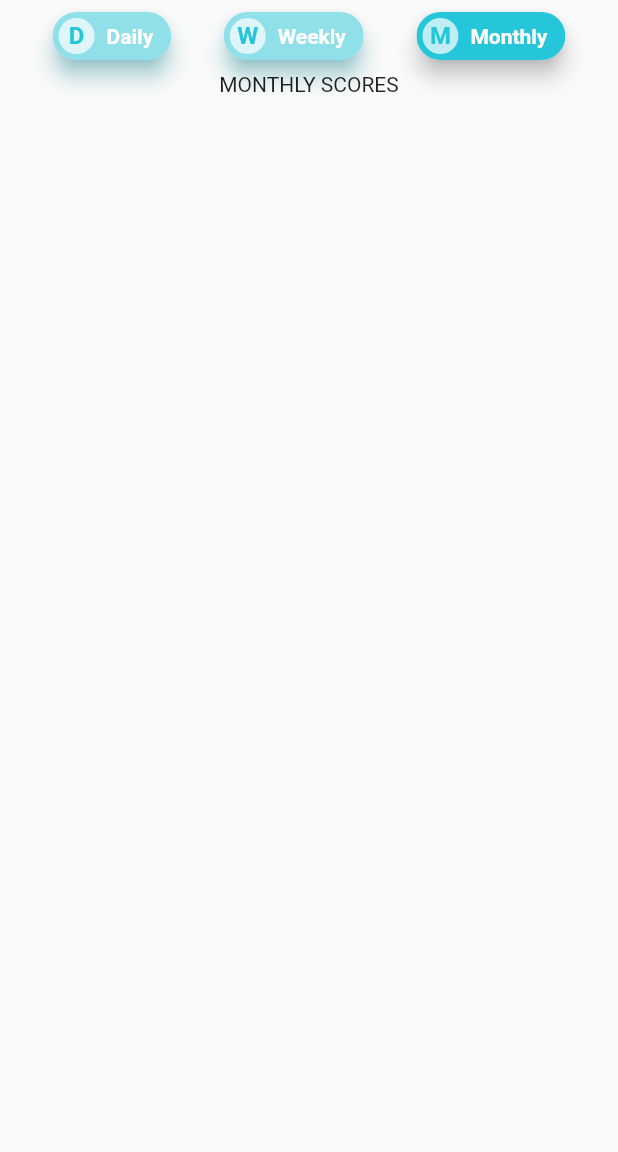
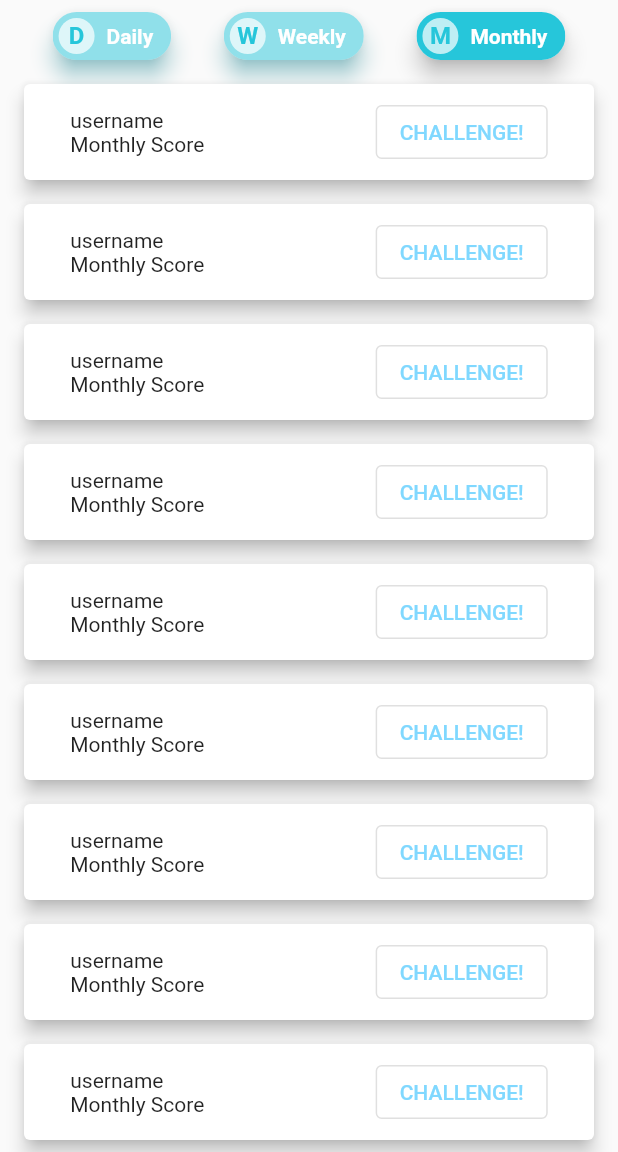
Before and after one commit to umutbakici/agile_project, a Flutter app: the LeaderboardScreen screen opened by its route, after a tap on "Weekly", after a tap on "Monthly", on a phone screen of 412 x 824 dp, the part 84-1236 px from its top. Run offline on Flutter 3.47's test engine with Material 2 defaults, Android fonts, the phone set to English and light mode, and no system bars; our stand-ins replace cloud_firestore, firebase_auth, firebase_core, rflutter_alert; accounts and stored records are empty; network calls fail.

Commit message:
leaderboard tabs reacting to state change

```diff
--- /dev/null
+++ b/lib/leaderboard/daily_leaderboard_listview.dart
@@ -0,0 +1,53 @@
+import 'package:flutter/material.dart';
+
+class LeaderboardListViewDaily extends StatefulWidget {
+  const LeaderboardListViewDaily({Key key}) : super(key: key);
+
+  @override
+  _LeaderboardListViewDailyState createState() =>
+      _LeaderboardListViewDailyState();
+}
+
+class _LeaderboardListViewDailyState extends State<LeaderboardListViewDaily> {
+  @override
+  Widget build(BuildContext context) {
+    return Column(
+      children: [
+        Expanded(
+          child: ListView.builder(
+            itemCount: 15, //User length
+            itemBuilder: (BuildContext context, int index) {
+              //LeaderboardListItem
+              return Card(
+                color: Colors.white,
+                margin: EdgeInsets.symmetric(vertical: 8, horizontal: 16),
+                elevation: 5,
+                child: Padding(
+                    padding: const EdgeInsets.all(8.0),
+                    child: Row(
+                      children: [
+                        Spacer(flex: 1),
+                        Column(
+                          crossAxisAlignment: CrossAxisAlignment.start,
+                          children: [Text('username'), Text("Daily Score")],
+                        ),
+                        Spacer(flex: 5),
+                        OutlinedButton(
+                            onPressed: () {
+                              Navigator.of(context).pushNamed('/');
+                            },
+                            child: Text('CHALLENGE!',
+                                style: TextStyle(
+                                  color: Color(0xFF80D8FF),
+                                ))),
+                        Spacer(flex: 1),
+                      ],
+                    )),
+              );
+            },
+          ),
+        )
+      ],
+    );
+  }
+}
--- a/lib/leaderboard/leaderboard_listitem.dart
+++ /dev/null
@@ -1,33 +0,0 @@
-import 'package:flutter/material.dart';
-
-class LeaderboardListItem extends StatelessWidget {
-  @override
-  Widget build(BuildContext context) {
-    return Card(
-      color: Colors.white,
-      margin: EdgeInsets.symmetric(vertical: 8, horizontal: 16),
-      elevation: 5,
-      child: Padding(
-          padding: const EdgeInsets.all(8.0),
-          child: Row(
-            children: [
-              Spacer(flex: 1),
-              Column(
-                crossAxisAlignment: CrossAxisAlignment.start,
-                children: [Text('username'), Text("score")],
-              ),
-              Spacer(flex: 5),
-              OutlinedButton(
-                  onPressed: () {
-                    Navigator.of(context).pushNamed('/');
-                  },
-                  child: Text('CHALLENGE!',
-                      style: TextStyle(
-                        color: Color(0xFF80D8FF),
-                      ))),
-              Spacer(flex: 1),
-            ],
-          )),
-    );
-  }
-}
--- a/lib/leaderboard/leaderboard_listview.dart
+++ /dev/null
@@ -1,27 +0,0 @@
-import 'package:flutter/material.dart';
-import 'leaderboard_listitem.dart';
-
-class LeaderboardListView extends StatefulWidget {
-  const LeaderboardListView({Key key}) : super(key: key);
-
-  @override
-  _LeaderboardListViewState createState() => _LeaderboardListViewState();
-}
-
-class _LeaderboardListViewState extends State<LeaderboardListView> {
-  @override
-  Widget build(BuildContext context) {
-    return Column(
-      children: [
-        Expanded(
-          child: ListView.builder(
-            itemCount: 15, //User length
-            itemBuilder: (BuildContext context, int index) {
-              return LeaderboardListItem();
-            },
-          ),
-        )
-      ],
-    );
-  }
-}
--- a/lib/leaderboard/leaderboard_screen.dart
+++ b/lib/leaderboard/leaderboard_screen.dart
@@ -1,4 +1,6 @@
-import 'package:agile_project/leaderboard/leaderboard_listview.dart';
+import 'package:agile_project/leaderboard/daily_leaderboard_listview.dart';
+import 'package:agile_project/leaderboard/monthly_leaderboard_listview.dart';
+import 'package:agile_project/leaderboard/weekly_leaderboard_listview.dart';
 import 'package:flutter/material.dart';
 
 class LeaderboardScreen extends StatefulWidget {
@@ -21,7 +23,6 @@ class _LeaderboardScreenState extends State<LeaderboardScreen> {
       appBar: AppBar(
         title: Text(
           'LEADERBOARD',
-          //style:
         ),
         backgroundColor: Color(0xFF80D8FF),
         centerTitle: true,
@@ -48,11 +49,11 @@ class _LeaderboardScreenState extends State<LeaderboardScreen> {
           ),
           Expanded(
               child: leaderboardState == 'daily'
-                  ? LeaderboardListView()
+                  ? LeaderboardListViewDaily()
                   : leaderboardState == 'weekly'
-                      ? Text('WEEKLY SCORES')
+                      ? LeaderboardListViewWeekly()
                       : leaderboardState == 'monthly'
-                          ? Text('MONTHLY SCORES')
+                          ? LeaderboardListViewMonthly()
                           : Center())
         ],
       ),
--- /dev/null
+++ b/lib/leaderboard/monthly_leaderboard_listview.dart
@@ -0,0 +1,54 @@
+import 'package:flutter/material.dart';
+
+class LeaderboardListViewMonthly extends StatefulWidget {
+  const LeaderboardListViewMonthly({Key key}) : super(key: key);
+
+  @override
+  _LeaderboardListViewMonthlyState createState() =>
+      _LeaderboardListViewMonthlyState();
+}
+
+class _LeaderboardListViewMonthlyState
+    extends State<LeaderboardListViewMonthly> {
+  @override
+  Widget build(BuildContext context) {
+    return Column(
+      children: [
+        Expanded(
+          child: ListView.builder(
+            itemCount: 15, //User length
+            itemBuilder: (BuildContext context, int index) {
+              //LeaderboardListItem
+              return Card(
+                color: Colors.white,
+                margin: EdgeInsets.symmetric(vertical: 8, horizontal: 16),
+                elevation: 5,
+                child: Padding(
+                    padding: const EdgeInsets.all(8.0),
+                    child: Row(
+                      children: [
+                        Spacer(flex: 1),
+                        Column(
+                          crossAxisAlignment: CrossAxisAlignment.start,
+                          children: [Text('username'), Text("Monthly Score")],
+                        ),
+                        Spacer(flex: 5),
+                        OutlinedButton(
+                            onPressed: () {
+                              Navigator.of(context).pushNamed('/');
+                            },
+                            child: Text('CHALLENGE!',
+                                style: TextStyle(
+                                  color: Color(0xFF80D8FF),
+                                ))),
+                        Spacer(flex: 1),
+                      ],
+                    )),
+              );
+            },
+          ),
+        )
+      ],
+    );
+  }
+}
--- /dev/null
+++ b/lib/leaderboard/weekly_leaderboard_listview.dart
@@ -0,0 +1,53 @@
+import 'package:flutter/material.dart';
+
+class LeaderboardListViewWeekly extends StatefulWidget {
+  const LeaderboardListViewWeekly({Key key}) : super(key: key);
+
+  @override
+  _LeaderboardListViewWeeklyState createState() =>
+      _LeaderboardListViewWeeklyState();
+}
+
+class _LeaderboardListViewWeeklyState extends State<LeaderboardListViewWeekly> {
+  @override
+  Widget build(BuildContext context) {
+    return Column(
+      children: [
+        Expanded(
+          child: ListView.builder(
+            itemCount: 15, //User length
+            itemBuilder: (BuildContext context, int index) {
+              //LeaderboardListItem
+              return Card(
+                color: Colors.white,
+                margin: EdgeInsets.symmetric(vertical: 8, horizontal: 16),
+                elevation: 5,
+                child: Padding(
+                    padding: const EdgeInsets.all(8.0),
+                    child: Row(
+                      children: [
+                        Spacer(flex: 1),
+                        Column(
+                          crossAxisAlignment: CrossAxisAlignment.start,
+                          children: [Text('username'), Text("Weekly Score")],
+                        ),
+                        Spacer(flex: 5),
+                        OutlinedButton(
+                            onPressed: () {
+                              Navigator.of(context).pushNamed('/');
+                            },
+                            child: Text('CHALLENGE!',
+                                style: TextStyle(
+                                  color: Color(0xFF80D8FF),
+                                ))),
+                        Spacer(flex: 1),
+                      ],
+                    )),
+              );
+            },
+          ),
+        )
+      ],
+    );
+  }
+}
```
